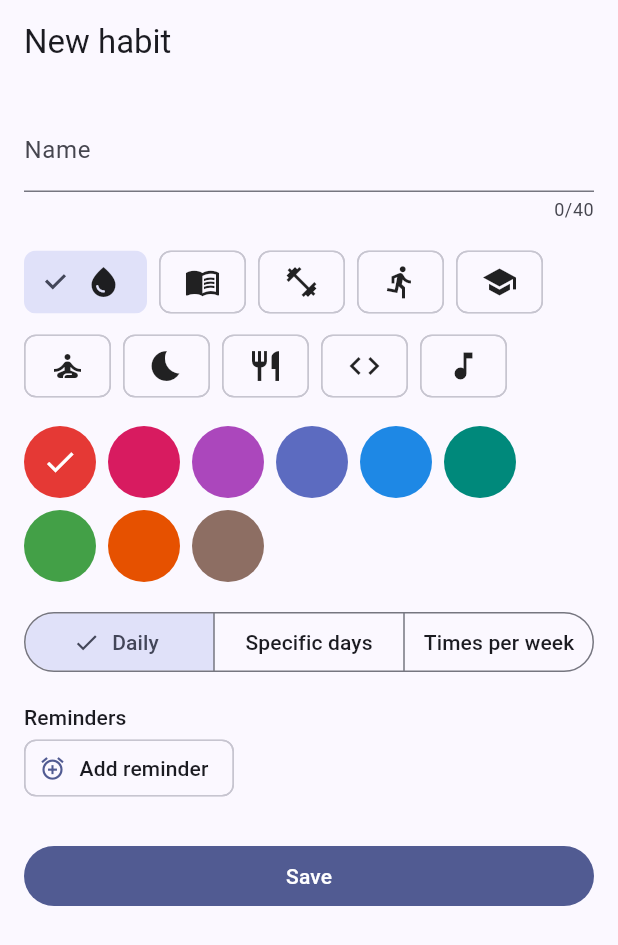
After one commit to alkhairan18/myhabit, a Flutter app: the HabitFormScreen screen opened by its route, on a phone screen of 412 x 824 dp. The commit adds this screen. Shown: the top 945 px of the screen. Run offline on Flutter 3.47's test engine with Material 3 defaults, Android fonts, the phone set to English and light mode, and no system bars; our stand-ins replace drift, drift_flutter, flutter_riverpod, go_router, shared_preferences; accounts and stored records are empty; generated files the repository leaves out were written again.

Commit message:
feat: habit form, archive, delete

```diff
--- a/lib/core/l10n/app_en.arb
+++ b/lib/core/l10n/app_en.arb
@@ -8,5 +8,27 @@
   "addHabit": "Add habit",
   "markDone": "Mark {name} as done",
   "markUndone": "Mark {name} as not done",
-  "nothingScheduled": "Nothing scheduled for this day."
+  "nothingScheduled": "Nothing scheduled for this day.",
+  "newHabit": "New habit",
+  "editHabit": "Edit habit",
+  "nameLabel": "Name",
+  "errNameEmpty": "Name is required",
+  "errNameTooLong": "Max 40 characters",
+  "freqDaily": "Daily",
+  "freqDays": "Specific days",
+  "freqWeekly": "Times per week",
+  "errNoDays": "Pick at least one day",
+  "targetLabel": "Target per week",
+  "errTarget": "Enter 1 to 7",
+  "save": "Save",
+  "delete": "Delete",
+  "deleteTitle": "Delete habit?",
+  "deleteBody": "All history and reminders will be deleted.",
+  "cancel": "Cancel",
+  "archive": "Archive",
+  "unarchive": "Restore",
+  "archiveTitle": "Archive",
+  "addReminder": "Add reminder",
+  "reminders": "Reminders",
+  "noArchived": "No archived habits."
 }
--- a/lib/core/l10n/app_localizations.dart
+++ b/lib/core/l10n/app_localizations.dart
@@ -151,6 +151,138 @@ abstract class AppLocalizations {
   /// In id, this message translates to:
   /// **'Tidak ada jadwal di hari ini.'**
   String get nothingScheduled;
+
+  /// No description provided for @newHabit.
+  ///
+  /// In id, this message translates to:
+  /// **'Kebiasaan baru'**
+  String get newHabit;
+
+  /// No description provided for @editHabit.
+  ///
+  /// In id, this message translates to:
+  /// **'Ubah kebiasaan'**
+  String get editHabit;
+
+  /// No description provided for @nameLabel.
+  ///
+  /// In id, this message translates to:
+  /// **'Nama'**
+  String get nameLabel;
+
+  /// No description provided for @errNameEmpty.
+  ///
+  /// In id, this message translates to:
+  /// **'Nama wajib diisi'**
+  String get errNameEmpty;
+
+  /// No description provided for @errNameTooLong.
+  ///
+  /// In id, this message translates to:
+  /// **'Maksimal 40 karakter'**
+  String get errNameTooLong;
+
+  /// No description provided for @freqDaily.
+  ///
+  /// In id, this message translates to:
+  /// **'Harian'**
+  String get freqDaily;
+
+  /// No description provided for @freqDays.
+  ///
+  /// In id, this message translates to:
+  /// **'Hari tertentu'**
+  String get freqDays;
+
+  /// No description provided for @freqWeekly.
+  ///
+  /// In id, this message translates to:
+  /// **'X kali/minggu'**
+  String get freqWeekly;
+
+  /// No description provided for @errNoDays.
+  ///
+  /// In id, this message translates to:
+  /// **'Pilih minimal satu hari'**
+  String get errNoDays;
+
+  /// No description provided for @targetLabel.
+  ///
+  /// In id, this message translates to:
+  /// **'Target per minggu'**
+  String get targetLabel;
+
+  /// No description provided for @errTarget.
+  ///
+  /// In id, this message translates to:
+  /// **'Isi 1 sampai 7'**
+  String get errTarget;
+
+  /// No description provided for @save.
+  ///
+  /// In id, this message translates to:
+  /// **'Simpan'**
+  String get save;
+
+  /// No description provided for @delete.
+  ///
+  /// In id, this message translates to:
+  /// **'Hapus'**
+  String get delete;
+
+  /// No description provided for @deleteTitle.
+  ///
+  /// In id, this message translates to:
+  /// **'Hapus kebiasaan?'**
+  String get deleteTitle;
+
+  /// No description provided for @deleteBody.
+  ///
+  /// In id, this message translates to:
+  /// **'Seluruh riwayat dan pengingat ikut terhapus.'**
+  String get deleteBody;
+
+  /// No description provided for @cancel.
+  ///
+  /// In id, this message translates to:
+  /// **'Batal'**
+  String get cancel;
+
+  /// No description provided for @archive.
+  ///
+  /// In id, this message translates to:
+  /// **'Arsipkan'**
+  String get archive;
+
+  /// No description provided for @unarchive.
+  ///
+  /// In id, this message translates to:
+  /// **'Pulihkan'**
+  String get unarchive;
+
+  /// No description provided for @archiveTitle.
+  ///
+  /// In id, this message translates to:
+  /// **'Arsip'**
+  String get archiveTitle;
+
+  /// No description provided for @addReminder.
+  ///
+  /// In id, this message translates to:
+  /// **'Tambah pengingat'**
+  String get addReminder;
+
+  /// No description provided for @reminders.
+  ///
+  /// In id, this message translates to:
+  /// **'Pengingat'**
+  String get reminders;
+
+  /// No description provided for @noArchived.
+  ///
+  /// In id, this message translates to:
+  /// **'Tidak ada kebiasaan terarsip.'**
+  String get noArchived;
 }
 
 class _AppLocalizationsDelegate
--- a/lib/core/l10n/app_localizations_en.dart
+++ b/lib/core/l10n/app_localizations_en.dart
@@ -42,4 +42,70 @@ class AppLocalizationsEn extends AppLocalizations {
 
   @override
   String get nothingScheduled => 'Nothing scheduled for this day.';
+
+  @override
+  String get newHabit => 'New habit';
+
+  @override
+  String get editHabit => 'Edit habit';
+
+  @override
+  String get nameLabel => 'Name';
+
+  @override
+  String get errNameEmpty => 'Name is required';
+
+  @override
+  String get errNameTooLong => 'Max 40 characters';
+
+  @override
+  String get freqDaily => 'Daily';
+
+  @override
+  String get freqDays => 'Specific days';
+
+  @override
+  String get freqWeekly => 'Times per week';
+
+  @override
+  String get errNoDays => 'Pick at least one day';
+
+  @override
+  String get targetLabel => 'Target per week';
+
+  @override
+  String get errTarget => 'Enter 1 to 7';
+
+  @override
+  String get save => 'Save';
+
+  @override
+  String get delete => 'Delete';
+
+  @override
+  String get deleteTitle => 'Delete habit?';
+
+  @override
+  String get deleteBody => 'All history and reminders will be deleted.';
+
+  @override
+  String get cancel => 'Cancel';
+
+  @override
+  String get archive => 'Archive';
+
+  @override
+  String get unarchive => 'Restore';
+
+  @override
+  String get archiveTitle => 'Archive';
+
+  @override
+  String get addReminder => 'Add reminder';
+
+  @override
+  String get reminders => 'Reminders';
+
+  @override
+  String get noArchived => 'No archived habits.';
 }
--- a/lib/core/router.dart
+++ b/lib/core/router.dart
@@ -1,8 +1,16 @@
 import 'package:flutter_riverpod/flutter_riverpod.dart';
 import 'package:go_router/go_router.dart';
 
+import '../features/habits/presentation/archive_screen.dart';
+import '../features/habits/presentation/habit_form_screen.dart';
 import '../features/habits/presentation/home_screen.dart';
 
 final routerProvider = Provider<GoRouter>((ref) => GoRouter(routes: [
       GoRoute(path: '/', builder: (_, _) => const HomeScreen()),
+      GoRoute(path: '/habit/new', builder: (_, _) => const HabitFormScreen()),
+      GoRoute(
+        path: '/habit/:id/edit',
+        builder: (_, s) => HabitFormScreen(habitId: int.parse(s.pathParameters['id']!)),
+      ),
+      GoRoute(path: '/archive', builder: (_, _) => const ArchiveScreen()),
     ]));
--- /dev/null
+++ b/lib/features/habits/presentation/habit_form_screen.dart
@@ -0,0 +1,249 @@
+import 'package:flutter/material.dart';
+import 'package:flutter/services.dart';
+import 'package:flutter_riverpod/flutter_riverpod.dart';
+import 'package:go_router/go_router.dart';
+import 'package:intl/intl.dart';
+
+import '../../../core/l10n/app_localizations.dart';
+import '../../../core/theme/tokens.dart';
+import '../application/providers.dart';
+import '../data/habit_repository.dart';
+import '../domain/habit.dart';
+import '../domain/habit_validation.dart';
+
+class HabitFormScreen extends ConsumerStatefulWidget {
+  const HabitFormScreen({super.key, this.habitId});
+  final int? habitId;
+
+  @override
+  ConsumerState<HabitFormScreen> createState() => _State();
+}
+
+class _State extends ConsumerState<HabitFormScreen> {
+  final _name = TextEditingController();
+  final _target = TextEditingController(text: '3');
+  String _icon = habitIcons.keys.first;
+  int _color = habitColors.first.toARGB32();
+  FrequencyType _type = FrequencyType.daily;
+  final _days = <int>{};
+  var _reminders = <ReminderTime>[];
+  var _errors = <HabitError>{};
+  Habit? _existing;
+
+  @override
+  void initState() {
+    super.initState();
+    final id = widget.habitId;
+    if (id != null) _load(id);
+  }
+
+  Future<void> _load(int id) async {
+    final repo = ref.read(habitRepositoryProvider);
+    final h = await repo.getHabit(id);
+    final rs = await repo.remindersFor(id);
+    if (h == null || !mounted) return;
+    setState(() {
+      _existing = h;
+      _name.text = h.name;
+      _icon = h.icon;
+      _color = h.color;
+      _type = h.frequencyType;
+      _days
+        ..clear()
+        ..addAll(h.frequencyDays);
+      _target.text = '${h.targetPerWeek ?? 3}';
+      _reminders = rs;
+    });
+  }
+
+  @override
+  void dispose() {
+    _name.dispose();
+    _target.dispose();
+    super.dispose();
+  }
+
+  void _leave() => context.canPop() ? context.pop() : context.go('/');
+
+  Future<void> _save() async {
+    final target = int.tryParse(_target.text);
+    final errs = validateHabit(
+        name: _name.text, type: _type, days: _days, target: target);
+    if (errs.isNotEmpty) {
+      setState(() => _errors = errs);
+      return;
+    }
+    final draft = HabitDraft(
+      name: _name.text.trim(),
+      description: _existing?.description,
+      icon: _icon,
+      color: _color,
+      frequencyType: _type,
+      frequencyDays: _type == FrequencyType.specificDays ? _days : const {},
+      targetPerWeek: _type == FrequencyType.timesPerWeek ? target : null,
+    );
+    final repo = ref.read(habitRepositoryProvider);
+    final id = widget.habitId;
+    if (id == null) {
+      await repo.create(draft,
+          createdAt: ref.read(todayProvider), reminders: _reminders);
+    } else {
+      await repo.update(id, draft, reminders: _reminders);
+    }
+    if (mounted) _leave();
+  }
+
+  Future<void> _confirmDelete(AppLocalizations l10n) async {
+    final ok = await showDialog<bool>(
+      context: context,
+      builder: (c) => AlertDialog(
+        title: Text(l10n.deleteTitle),
+        content: Text(l10n.deleteBody),
+        actions: [
+          TextButton(onPressed: () => Navigator.pop(c, false), child: Text(l10n.cancel)),
+          TextButton(
+              key: const Key('confirm-delete'),
+              onPressed: () => Navigator.pop(c, true),
+              child: Text(l10n.delete)),
+        ],
+      ),
+    );
+    if (ok == true) {
+      await ref.read(habitRepositoryProvider).delete(widget.habitId!);
+      if (mounted) _leave();
+    }
+  }
+
+  Future<void> _addReminder() async {
+    final t = await showTimePicker(
+        context: context, initialTime: const TimeOfDay(hour: 8, minute: 0));
+    if (t != null) {
+      setState(() => _reminders = [..._reminders, ReminderTime(t.hour, t.minute)]);
+    }
+  }
+
+  @override
+  Widget build(BuildContext context) {
+    final l10n = AppLocalizations.of(context);
+    final locale = Localizations.localeOf(context).toString();
+    final editing = widget.habitId != null;
+    final err = Theme.of(context).colorScheme.error;
+    Widget error(String s) => Padding(
+        padding: const EdgeInsets.only(top: 4), child: Text(s, style: TextStyle(color: err)));
+
+    return Scaffold(
+      appBar: AppBar(
+        title: Text(editing ? l10n.editHabit : l10n.newHabit),
+        actions: [
+          if (editing) ...[
+            IconButton(
+              key: const Key('archive'),
+              tooltip: l10n.archive,
+              icon: const Icon(Icons.archive_outlined),
+              onPressed: () async {
+                await ref.read(habitRepositoryProvider)
+                    .archive(widget.habitId!, ref.read(todayProvider));
+                if (mounted) _leave();
+              },
+            ),
+            IconButton(
+              key: const Key('delete'),
+              tooltip: l10n.delete,
+              icon: const Icon(Icons.delete_outline),
+              onPressed: () => _confirmDelete(l10n),
+            ),
+          ],
+        ],
+      ),
+      body: ListView(
+        padding: const EdgeInsets.all(16),
+        children: [
+          TextField(
+            key: const Key('name'),
+            controller: _name,
+            maxLength: 40,
+            decoration: InputDecoration(
+              labelText: l10n.nameLabel,
+              errorText: _errors.contains(HabitError.nameEmpty)
+                  ? l10n.errNameEmpty
+                  : _errors.contains(HabitError.nameTooLong)
+                      ? l10n.errNameTooLong
+                      : null,
+            ),
+          ),
+          const SizedBox(height: 16),
+          Wrap(spacing: 8, runSpacing: 8, children: [
+            for (final e in habitIcons.entries)
+              ChoiceChip(
+                label: Icon(e.value),
+                selected: _icon == e.key,
+                onSelected: (_) => setState(() => _icon = e.key),
+              ),
+          ]),
+          const SizedBox(height: 16),
+          Wrap(spacing: 8, runSpacing: 8, children: [
+            for (final c in habitColors)
+              InkResponse(
+                onTap: () => setState(() => _color = c.toARGB32()),
+                child: Container(
+                  width: 48,
+                  height: 48,
+                  decoration: BoxDecoration(color: c, shape: BoxShape.circle),
+                  child: _color == c.toARGB32()
+                      ? const Icon(Icons.check, color: Colors.white)
+                      : null,
+                ),
+              ),
+          ]),
+          const SizedBox(height: 16),
+          SegmentedButton<FrequencyType>(
+            segments: [
+              ButtonSegment(value: FrequencyType.daily, label: Text(l10n.freqDaily)),
+              ButtonSegment(value: FrequencyType.specificDays, label: Text(l10n.freqDays)),
+              ButtonSegment(value: FrequencyType.timesPerWeek, label: Text(l10n.freqWeekly)),
+            ],
+            selected: {_type},
+            onSelectionChanged: (s) => setState(() => _type = s.first),
+          ),
+          if (_type == FrequencyType.specificDays) ...[
+            Wrap(spacing: 8, children: [
+              for (var wd = 1; wd <= 7; wd++)
+                FilterChip(
+                  // 2026-11-09 is a Monday, so weekday wd falls on day 8 + wd.
+                  label: Text(DateFormat.E(locale).format(DateTime.utc(2026, 11, 8 + wd))),
+                  selected: _days.contains(wd),
+                  onSelected: (on) => setState(() => on ? _days.add(wd) : _days.remove(wd)),
+                ),
+            ]),
+            if (_errors.contains(HabitError.noDaysSelected)) error(l10n.errNoDays),
+          ],
+          if (_type == FrequencyType.timesPerWeek) ...[
+            TextField(
+              key: const Key('target'),
+              controller: _target,
+              keyboardType: TextInputType.number,
+              inputFormatters: [FilteringTextInputFormatter.digitsOnly],
+              decoration: InputDecoration(labelText: l10n.targetLabel),
+            ),
+            if (_errors.contains(HabitError.invalidWeeklyTarget)) error(l10n.errTarget),
+          ],
+          const SizedBox(height: 16),
+          Text(l10n.reminders, style: Theme.of(context).textTheme.titleSmall),
+          Wrap(spacing: 8, children: [
+            for (final r in _reminders)
+              InputChip(
+                label: Text(r.toHm()),
+                onDeleted: () => setState(() => _reminders = [..._reminders]..remove(r)),
+              ),
+            ActionChip(
+                avatar: const Icon(Icons.add_alarm),
+                label: Text(l10n.addReminder),
+                onPressed: _addReminder),
+          ]),
+          const SizedBox(height: 24),
+          FilledButton(key: const Key('save'), onPressed: _save, child: Text(l10n.save)),
+        ],
+      ),
+    );
+  }
+}
```
Also changed, not shown: lib/core/l10n/app_id.arb (+23 -1 lines), lib/core/l10n/app_localizations_id.dart (+66 -0 lines), lib/features/habits/presentation/archive_screen.dart (added, +37 -0 lines), lib/features/habits/presentation/home_screen.dart (+7 -1 lines), 1 other file.
